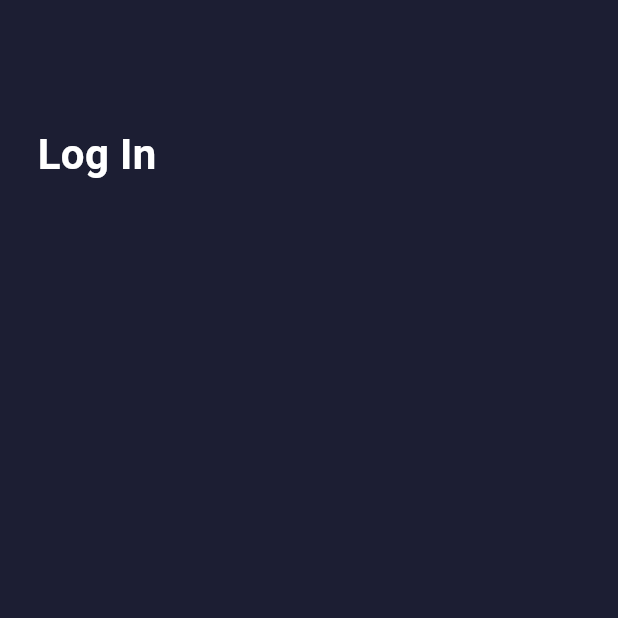
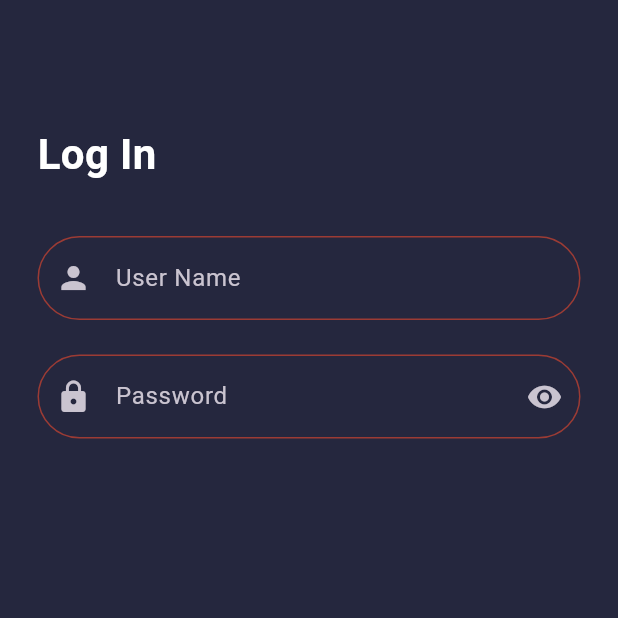
Before and after one commit to mohamedgalalelhamrawy/login_page, a Flutter app: the screen it shows after launch, on a phone screen of 412 x 824 dp, the top half of it. Run offline on Flutter 3.47's test engine with Material 3 defaults, Android fonts, the phone set to English and light mode, and no system bars.

Commit message:
create a custom text field and add textfield of user name and textfield of password in home page

```diff
--- /dev/null
+++ b/lib/components/cutom_text_field.dart
@@ -0,0 +1,37 @@
+ import 'package:flutter/material.dart';
+import 'package:flutter/widgets.dart';
+
+class CustomTextField extends StatelessWidget {
+  CustomTextField({ super.key, required this.text,required this.icon ,this.suffixicon });
+  Icon icon;
+  String text;
+  Icon? suffixicon;
+  @override
+  Widget build(BuildContext context) {
+    return  TextField(
+              decoration: InputDecoration(
+                suffixIcon: suffixicon,
+                hintText: text,
+                prefixIcon: icon ,
+                border: OutlineInputBorder(
+                  borderRadius: BorderRadius.circular(30),
+                  borderSide: BorderSide(
+                    color: Color.fromARGB(255, 156, 59, 52)
+                  )
+                ),
+                focusedBorder: OutlineInputBorder(
+                  borderRadius: BorderRadius.circular(30),
+                  borderSide: BorderSide(
+                    color:  Color.fromARGB(255, 156, 59, 52)
+                  )
+                ),
+                enabledBorder: OutlineInputBorder(
+                  borderRadius: BorderRadius.circular(30),
+                  borderSide: BorderSide(
+                    color: Color.fromARGB(255, 156, 59, 52)
+                  )
+                )
+              ),
+            );
+  }
+}
--- a/lib/home_page.dart
+++ b/lib/home_page.dart
@@ -1,4 +1,5 @@
 import 'package:flutter/material.dart';
+import 'package:login_page/components/cutom_text_field.dart';
 
 class HomePage extends StatelessWidget {
   const HomePage({super.key});
@@ -6,16 +7,32 @@ class HomePage extends StatelessWidget {
   @override
   Widget build(BuildContext context) {
     return Scaffold(
-      backgroundColor: Color(0xff1C1E33),
-      body: Column(
+      backgroundColor: Color(0xff25273E),
+      body: Padding(
+        padding: const EdgeInsets.symmetric(horizontal: 25),
+        child: Column(
+          crossAxisAlignment: CrossAxisAlignment.start,
           children: [
-          SizedBox(height: MediaQuery.sizeOf(context).height*0.1,),
-          Padding(
-            padding: const EdgeInsets.only(left: 25),
-            child: Text("Log In",style: TextStyle(color: Colors.white,fontSize: 28,fontWeight: FontWeight.bold),),
+            SizedBox(
+              height: MediaQuery.sizeOf(context).height * 0.1,
             ),
-
+            Text(
+              "Log In",
+              style: TextStyle(
+                  color: Colors.white,
+                  fontSize: 28,
+                  fontWeight: FontWeight.bold),
+            ),
+            SizedBox(
+              height: 35,
+            ),
+            CustomTextField(text: "User Name", icon: Icon(Icons.person)),
+            SizedBox(
+              height: 23,
+            ),
+            CustomTextField(text: "Password", icon: Icon(Icons.lock),suffixicon: Icon(Icons.visibility),),
           ],
+        ),
       ),
     );
   }
--- a/lib/main.dart
+++ b/lib/main.dart
@@ -11,6 +11,7 @@ class Login_page extends StatelessWidget {
   @override
   Widget build(BuildContext context) {
     return MaterialApp(
+      theme: ThemeData.dark(),
       debugShowCheckedModeBanner: false,
       home: HomePage(),
     );
```
Lines whose indentation alone changed are shown as unchanged.
